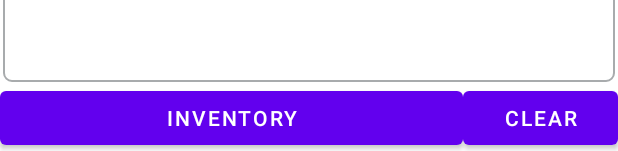
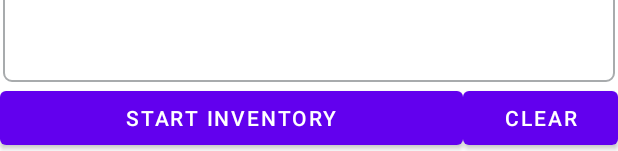
Before and after one commit to tzejian27/DB_Inventory_8April22, an Android app: the layout rfid_main.xml on its own in the app's theme, with its tools: preview values and no code run, on a phone screen of 412 x 824 dp. Shown: the part 1082-1233 px from the top of the screen. Run offline under Robolectric (Android 15) with nearby library versions, the phone set to English and light mode, and no system bars.

Commit message:
adding RFID

```diff
--- a/app/src/main/res/layout/rfid_main.xml
+++ b/app/src/main/res/layout/rfid_main.xml
@@ -100,7 +100,7 @@
             android:layout_width="0dp"
             android:layout_height="wrap_content"
             android:layout_weight="3"
-            android:text="@string/inventory" />
+            android:text="@string/start_inventory" />
 
         <Button
             android:id="@+id/button_clear"
```
